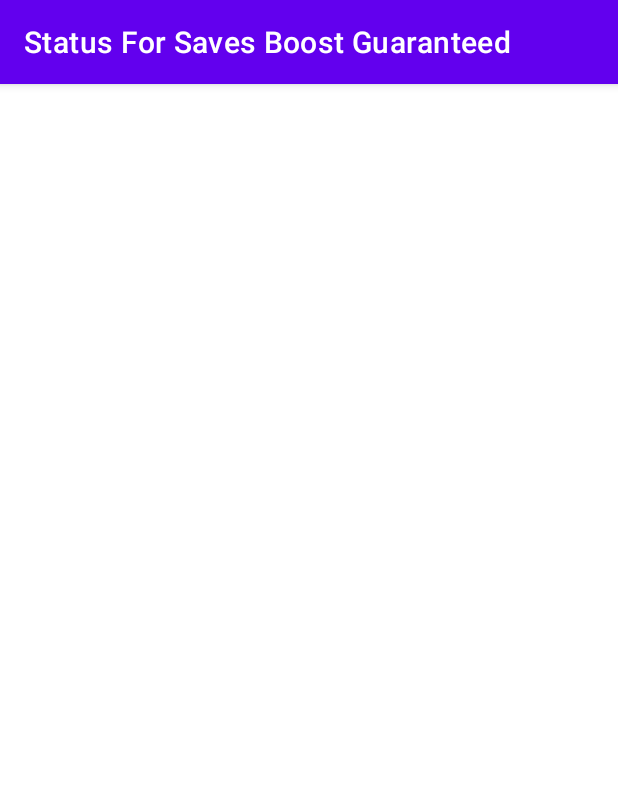
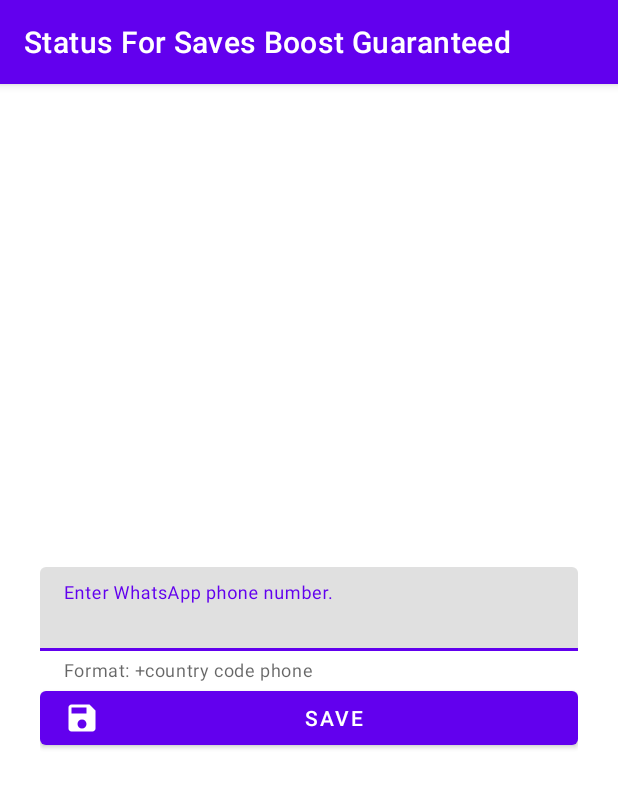
Before and after one commit to MosesSoftEng/status-for-saves-boost-guaranteed-android-app-java, an Android app: the LoginActivity screen opened directly, with no data from a screen before it, on a phone screen of 412 x 824 dp. Shown: the top 788 px of the screen. Run offline under Robolectric (Android 15) with nearby library versions, the phone set to English and light mode, and no system bars.

Commit message:
Add ui elements to get user phone

```diff
--- a/app/src/main/res/layout/activity_login.xml
+++ b/app/src/main/res/layout/activity_login.xml
@@ -6,4 +6,37 @@
     android:layout_height="match_parent"
     tools:context=".presentation.login.LoginActivity">
 
+    <LinearLayout
+        android:layout_width="0dp"
+        android:layout_height="wrap_content"
+        android:layout_margin="16dp"
+        android:orientation="vertical"
+        android:padding="16px"
+        app:layout_constraintBottom_toBottomOf="parent"
+        app:layout_constraintEnd_toEndOf="parent"
+        app:layout_constraintStart_toStartOf="parent"
+        app:layout_constraintTop_toTopOf="parent">
+
+        <com.google.android.material.textfield.TextInputLayout
+            android:id="@+id/whatsAppPhoneNumberTextInputLayout"
+            android:layout_width="match_parent"
+            android:layout_height="match_parent"
+            android:hint="Enter WhatsApp phone number."
+            app:helperText="Format: +country code phone"
+            app:hintAnimationEnabled="true"
+            app:hintEnabled="true">
+
+            <com.google.android.material.textfield.TextInputEditText
+                android:layout_width="match_parent"
+                android:layout_height="wrap_content"
+                android:inputType="phone" />
+        </com.google.android.material.textfield.TextInputLayout>
+
+        <Button
+            android:id="@+id/saveWhatsAppPhoneNumberButton"
+            android:layout_width="match_parent"
+            android:layout_height="wrap_content"
+            android:text="Save"
+            app:icon="@drawable/baseline_save_24" />
+    </LinearLayout>
 </androidx.constraintlayout.widget.ConstraintLayout>
```
